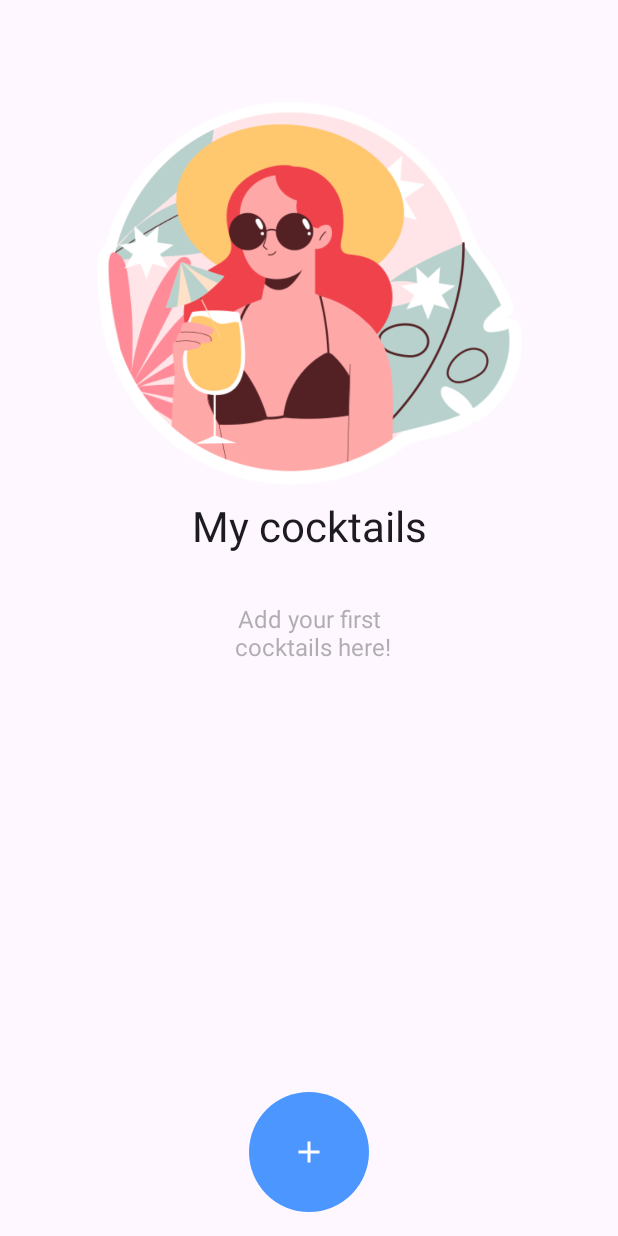
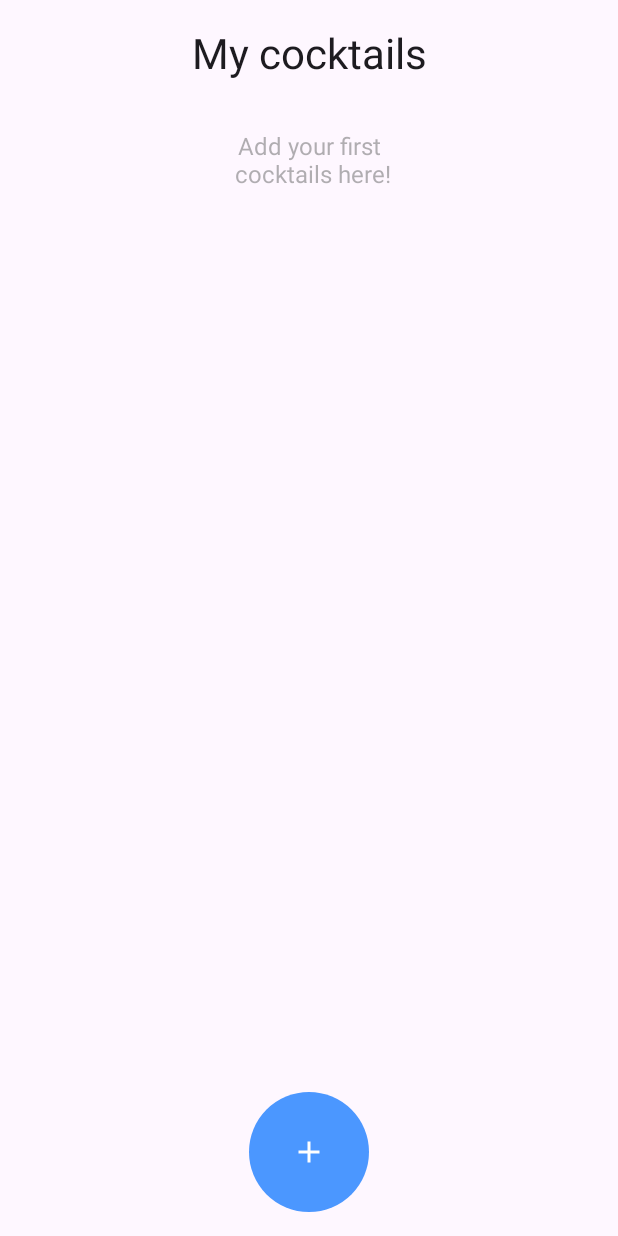
Before and after one commit to StasShevchenko/CocktailBar, an Android app: the layout cocktails_list_fragment.xml on its own in the app's theme, with its tools: preview values and no code run, on a phone screen of 412 x 824 dp. Run offline under Robolectric (Android 15) with nearby library versions, the phone set to English and light mode, and no system bars.

Commit message:
Cocktails list is created

```diff
--- a/app/src/main/java/com/example/coctailbar/data/cocktail_data_source/CocktailsDao.kt
+++ b/app/src/main/java/com/example/coctailbar/data/cocktail_data_source/CocktailsDao.kt
@@ -6,6 +6,7 @@ import androidx.room.Insert
 import androidx.room.OnConflictStrategy
 import androidx.room.Query
 import com.example.coctailbar.data.cocktail_data_source.model.Cocktail
+import kotlinx.coroutines.flow.Flow
 
 @Dao
 interface CocktailsDao {
@@ -13,7 +14,7 @@ interface CocktailsDao {
     suspend fun getCocktailById(cocktailId: Long): List<Cocktail>
 
     @Query("SELECT * FROM Cocktail")
-    suspend fun getAllCocktails(): List<Cocktail>
+     fun getAllCocktails(): Flow<List<Cocktail>>
 
     @Insert(onConflict = OnConflictStrategy.REPLACE)
     fun insertCocktail(cocktail: Cocktail)
--- a/app/src/main/res/layout/add_edit_cocktail_fragment.xml
+++ b/app/src/main/res/layout/add_edit_cocktail_fragment.xml
@@ -23,6 +23,8 @@
                 android:padding="16dp"
                 android:layout_width="216dp"
                 android:scaleType="center"
+                android:scaleX="0.5"
+                android:scaleY="0.5"
                 android:src="@drawable/placeholder"
                 android:layout_height="217dp"/>
         </androidx.cardview.widget.CardView>
--- a/app/src/main/res/layout/cocktails_list_fragment.xml
+++ b/app/src/main/res/layout/cocktails_list_fragment.xml
@@ -6,10 +6,12 @@
     android:orientation="vertical"
     android:layout_height="match_parent"
     android:padding="16dp"
+    android:layout_gravity="center_horizontal"
     tools:context=".presentation.cocktails_list.CocktailsListFragment">
 
     <ImageView
-        android:id="@+id/imageView"
+        android:visibility="gone"
+        android:id="@+id/cocktail_girl_image"
         android:layout_width="283dp"
         android:layout_height="283dp"
         android:layout_marginTop="32dp"
@@ -19,7 +21,7 @@
         app:layout_constraintTop_toTopOf="parent" />
 
     <TextView
-        android:id="@+id/textView"
+        android:id="@+id/title_text_view"
         android:layout_width="match_parent"
         android:layout_height="wrap_content"
         android:text="My cocktails"
@@ -27,9 +29,10 @@
         android:textAppearance="@style/TextAppearance.Material3.HeadlineMedium"
         app:layout_constraintEnd_toEndOf="parent"
         app:layout_constraintStart_toStartOf="parent"
-        app:layout_constraintTop_toBottomOf="@+id/imageView" />
+        app:layout_constraintTop_toBottomOf="@+id/cocktail_girl_image" />
 
     <TextView
+        android:id="@+id/empty_cocktails_message_text_view"
         android:layout_width="match_parent"
         android:layout_height="wrap_content"
         android:layout_marginTop="32dp"
@@ -39,7 +42,19 @@
         android:textSize="16sp"
         app:layout_constraintEnd_toEndOf="parent"
         app:layout_constraintStart_toStartOf="parent"
-        app:layout_constraintTop_toBottomOf="@+id/textView" />
+        app:layout_constraintTop_toBottomOf="@+id/title_text_view" />
+
+    <androidx.recyclerview.widget.RecyclerView
+        android:id="@+id/cocktails_recycler_view"
+        android:layout_width="wrap_content"
+        android:layout_height="0dp"
+        android:layout_marginTop="16dp"
+        android:visibility="gone"
+
+        app:layout_constraintBottom_toBottomOf="parent"
+        app:layout_constraintEnd_toEndOf="parent"
+        app:layout_constraintStart_toStartOf="parent"
+        app:layout_constraintTop_toBottomOf="@+id/title_text_view" />
 
     <com.google.android.material.floatingactionbutton.FloatingActionButton
         android:id="@+id/fab"
```
Also changed, not shown: app/src/main/java/com/example/coctailbar/presentation/cocktails_list/CocktailsAdapter.kt (added, +56 -0 lines), app/src/main/java/com/example/coctailbar/presentation/cocktails_list/CocktailsListFragment.kt (+41 -6 lines), app/src/main/res/layout/cocktail_item.xml (added, +36 -0 lines), app/src/main/res/values/themes.xml (+0 -9 lines), app/src/main/res/drawable/placeholder.png.
